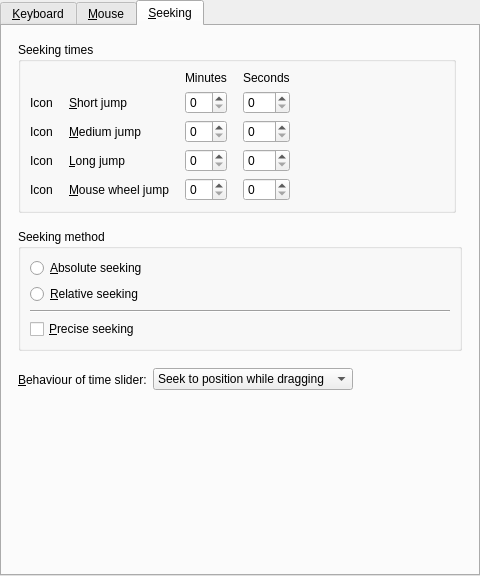
wilbert2000/wzplayer, file src/gui/pref/input.ui: the form before one commit.
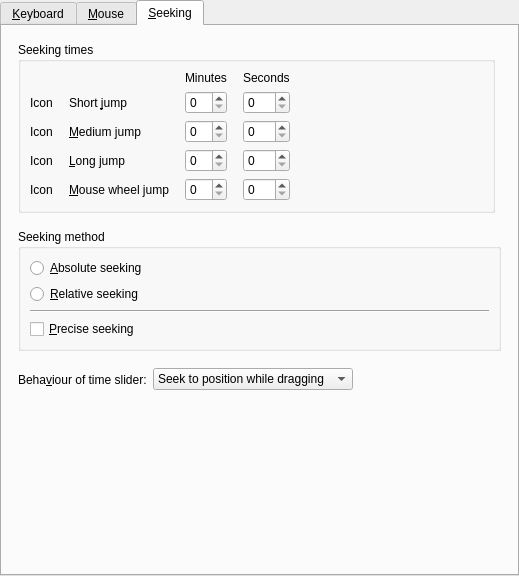
The form after the commit. The open tabs and pages were chosen to show the change. Custom widgets are drawn as their Qt base class.

The edit to the form file:
```diff
--- a/src/gui/pref/input.ui
+++ b/src/gui/pref/input.ui
@@ -6,7 +6,7 @@
    <rect>
     <x>0</x>
     <y>0</y>
-    <width>480</width>
+    <width>519</width>
     <height>576</height>
    </rect>
   </property>
@@ -544,7 +544,7 @@
           <item row="1" column="1">
            <widget class="QLabel" name="seek1_label">
             <property name="text">
-             <string>&amp;Short jump</string>
+             <string>Short &amp;jump</string>
             </property>
             <property name="buddy">
              <cstring>seek1_minutes_spin</cstring>
@@ -669,7 +669,7 @@
          <item>
           <widget class="QLabel" name="label_3">
            <property name="text">
-            <string>&amp;Behaviour of time slider:</string>
+            <string>Beha&amp;viour of time slider:</string>
            </property>
            <property name="buddy">
             <cstring>timeslider_behaviour_combo</cstring>
```
Left out of the diff: 39 changed lines with no effect on the pictures.
